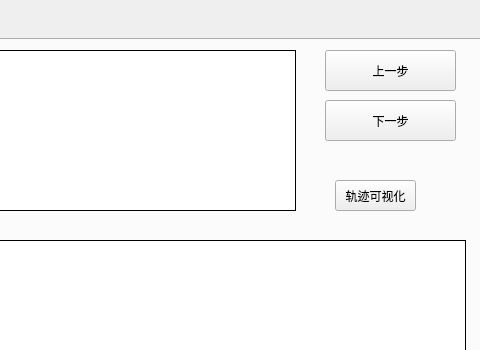
Old version of the form qt/mainwindow.ui in the repository XDU-ETVP-JH-ZK/Track_and_Visualize; both pictures show x 497 to 977 and y 0 to 350 of the 977 by 645 pixel window.
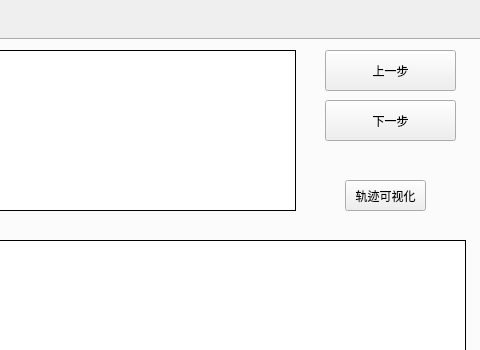
New version of the form. The open tabs and pages were chosen to show the change.

What changed in the file:
```diff
--- a/qt/mainwindow.ui
+++ b/qt/mainwindow.ui
@@ -1053,20 +1053,7 @@
        </property>
       </widget>
      </widget>
-     <widget class="QPushButton" name="pushButton">
-      <property name="geometry">
-       <rect>
-        <x>830</x>
-        <y>140</y>
-        <width>81</width>
-        <height>31</height>
-       </rect>
-      </property>
-      <property name="text">
-       <string>轨迹可视化</string>
-      </property>
-     </widget>
-     <widget class="QGroupBox" name="groupBox_2">
+     <widget class="QGroupBox" name="save_type">
       <property name="geometry">
        <rect>
         <x>330</x>
@@ -1121,6 +1108,35 @@
        </property>
       </widget>
      </widget>
+     <widget class="QGroupBox" name="groupBox_3">
+      <property name="geometry">
+       <rect>
+        <x>820</x>
+        <y>110</y>
+        <width>120</width>
+        <height>80</height>
+       </rect>
+      </property>
+      <property name="styleSheet">
+       <string notr="true">QGroupBox{border:none}</string>
+      </property>
+      <property name="title">
+       <string/>
+      </property>
+      <widget class="QPushButton" name="pushButton">
+       <property name="geometry">
+        <rect>
+         <x>20</x>
+         <y>30</y>
+         <width>81</width>
+         <height>31</height>
+        </rect>
+       </property>
+       <property name="text">
+        <string>轨迹可视化</string>
+       </property>
+      </widget>
+     </widget>
     </widget>
     <widget class="QWidget" name="tab_4">
      <attribute name="title">
```
Left out of the diff: 41 changed lines with no effect on the pictures.
